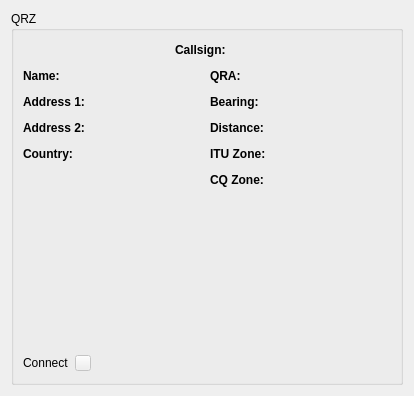
Old version of the form mqt/MqtLogger/qrzdisplayframe.ui in the repository Rsclub22/Minos2-Mirror.
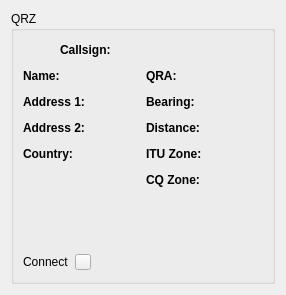
New version of the form. Custom widgets are drawn as their Qt base class.

Commit message: more attempts at controlling size of connect pushbutton in qrzdisplayframe.cpp. Tried overriding PushButton with indicatorpushbutton.cpp to set size and minimumSizeHint. None seemed to work.

The edit to the form file:
```diff
--- a/mqt/MqtLogger/qrzdisplayframe.ui
+++ b/mqt/MqtLogger/qrzdisplayframe.ui
@@ -6,20 +6,20 @@
    <rect>
     <x>0</x>
     <y>0</y>
-    <width>414</width>
-    <height>396</height>
+    <width>286</width>
+    <height>295</height>
    </rect>
   </property>
   <property name="windowTitle">
    <string>Frame</string>
   </property>
-  <layout class="QVBoxLayout" name="verticalLayout_4">
+  <layout class="QVBoxLayout" name="verticalLayout_5">
    <item>
     <widget class="QGroupBox" name="groupBox">
      <property name="title">
       <string>QRZ</string>
      </property>
-     <layout class="QHBoxLayout" name="horizontalLayout_2">
+     <layout class="QVBoxLayout" name="verticalLayout_4">
       <item>
        <layout class="QVBoxLayout" name="verticalLayout_3">
         <item>
@@ -461,7 +461,13 @@
           <item>
            <widget class="QPushButton" name="logOnStatusPb">
             <property name="enabled">
-             <bool>false</bool>
+             <bool>true</bool>
+            </property>
+            <property name="sizePolicy">
+             <sizepolicy hsizetype="Maximum" vsizetype="Maximum">
+              <horstretch>0</horstretch>
+              <verstretch>0</verstretch>
+             </sizepolicy>
             </property>
             <property name="maximumSize">
              <size>
@@ -499,6 +505,13 @@
    </item>
   </layout>
  </widget>
+ <customwidgets>
+  <customwidget>
+   <class>IndicatorPushButton</class>
+   <extends>QPushButton</extends>
+   <header>indicatorpushbutton.h</header>
+  </customwidget>
+ </customwidgets>
  <resources/>
  <connections/>
 </ui>
```
Left out of the diff: 2 changed lines with no effect on the pictures. The commit also changes 5 other files.
